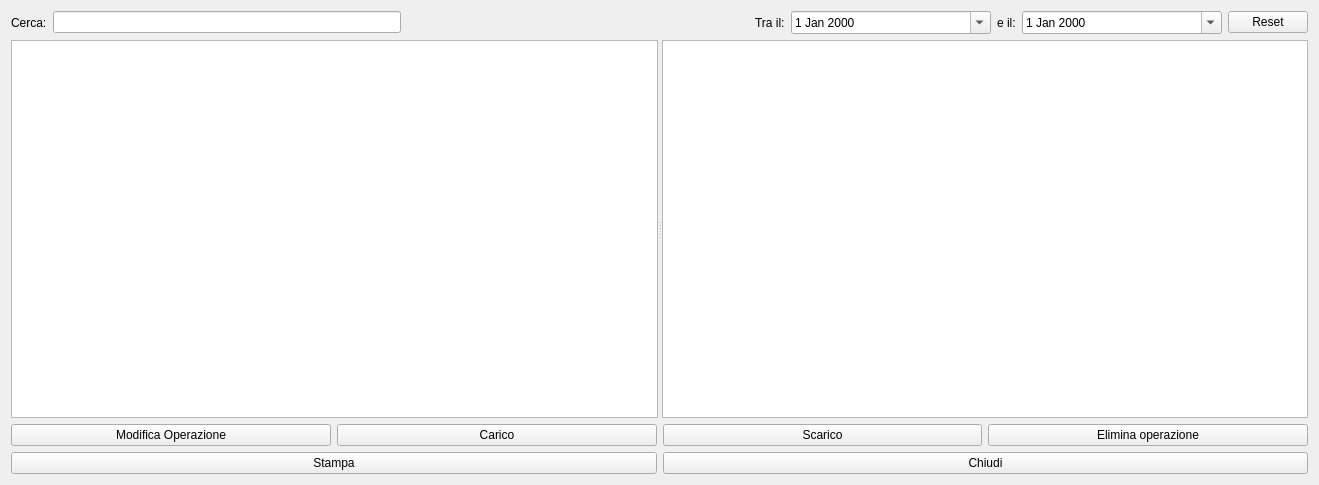
Before: the Qt Designer form ftcontainers_overview.ui in fblabs/CLTags, drawn with Qt 5.
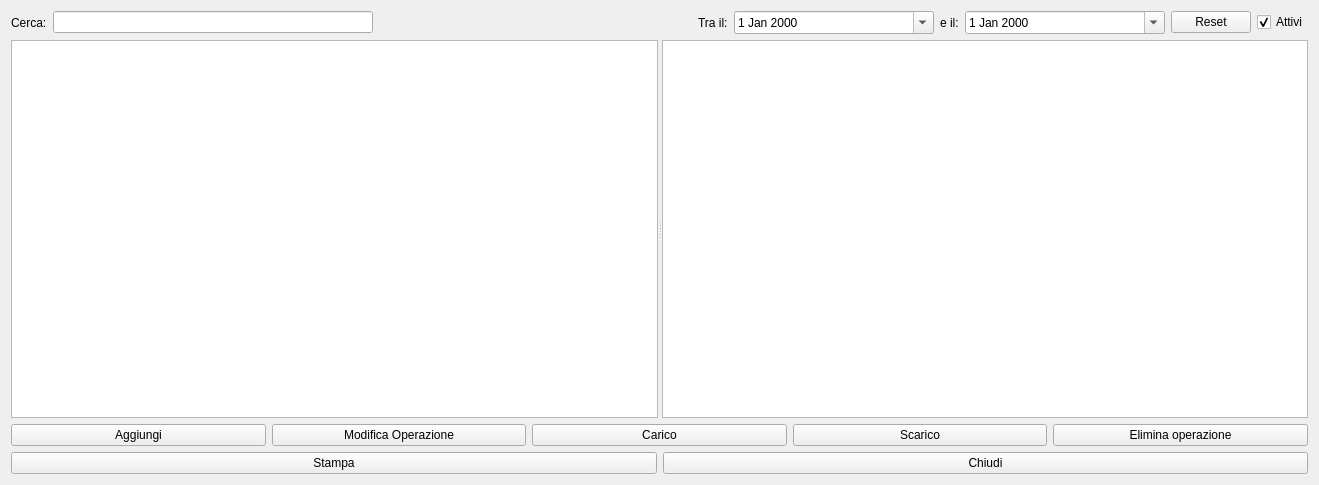
After: the same form once the commit is applied. Icons and pictures are not drawn.

Diff of the .ui file:
```diff
--- a/ftcontainers_overview.ui
+++ b/ftcontainers_overview.ui
@@ -18,18 +18,18 @@
   </property>
   <layout class="QVBoxLayout" name="verticalLayout">
    <item>
-    <layout class="QHBoxLayout" name="horizontalLayout_2">
-     <item>
+    <layout class="QGridLayout" name="gridLayout">
+     <item row="0" column="0">
       <widget class="QLabel" name="label">
        <property name="text">
         <string>Cerca:</string>
        </property>
       </widget>
      </item>
-     <item>
+     <item row="0" column="1">
       <widget class="QLineEdit" name="leSearch"/>
      </item>
-     <item>
+     <item row="0" column="2">
       <spacer name="horizontalSpacer">
        <property name="orientation">
         <enum>Qt::Horizontal</enum>
@@ -42,14 +42,14 @@
        </property>
       </spacer>
      </item>
-     <item>
+     <item row="0" column="3">
       <widget class="QLabel" name="label_2">
        <property name="text">
         <string>Tra il:</string>
        </property>
       </widget>
      </item>
-     <item>
+     <item row="0" column="4">
       <widget class="QDateEdit" name="deDal">
        <property name="minimumSize">
         <size>
@@ -62,14 +62,14 @@
        </property>
       </widget>
      </item>
-     <item>
+     <item row="0" column="5">
       <widget class="QLabel" name="label_3">
        <property name="text">
         <string>e il:</string>
        </property>
       </widget>
      </item>
-     <item>
+     <item row="0" column="6">
       <widget class="QDateEdit" name="deAl">
        <property name="minimumSize">
         <size>
@@ -88,7 +88,7 @@
        </property>
       </widget>
      </item>
-     <item>
+     <item row="0" column="7">
       <widget class="QPushButton" name="pbReset">
        <property name="text">
         <string>Reset</string>
@@ -99,6 +99,16 @@
        </property>
       </widget>
      </item>
+     <item row="0" column="8">
+      <widget class="QCheckBox" name="cbAttivi">
+       <property name="text">
+        <string>Attivi</string>
+       </property>
+       <property name="checked">
+        <bool>true</bool>
+       </property>
+      </widget>
+     </item>
     </layout>
    </item>
    <item>
@@ -166,6 +176,23 @@
    </item>
    <item>
     <layout class="QHBoxLayout" name="horizontalLayout">
+     <item>
+      <widget class="QPushButton" name="pbAddContainer">
+       <property name="text">
+        <string>Aggiungi</string>
+       </property>
+       <property name="icon">
+        <iconset resource="resources.qrc">
+         <normaloff>:/resources/icons/App-ark-2-icon.png</normaloff>:/resources/icons/App-ark-2-icon.png</iconset>
+       </property>
+       <property name="iconSize">
+        <size>
+         <width>32</width>
+         <height>32</height>
+        </size>
+       </property>
+      </widget>
+     </item>
      <item>
       <widget class="QPushButton" name="pbModify">
        <property name="minimumSize">
```
Left out of the diff: 2 changed lines with no effect on the pictures.
